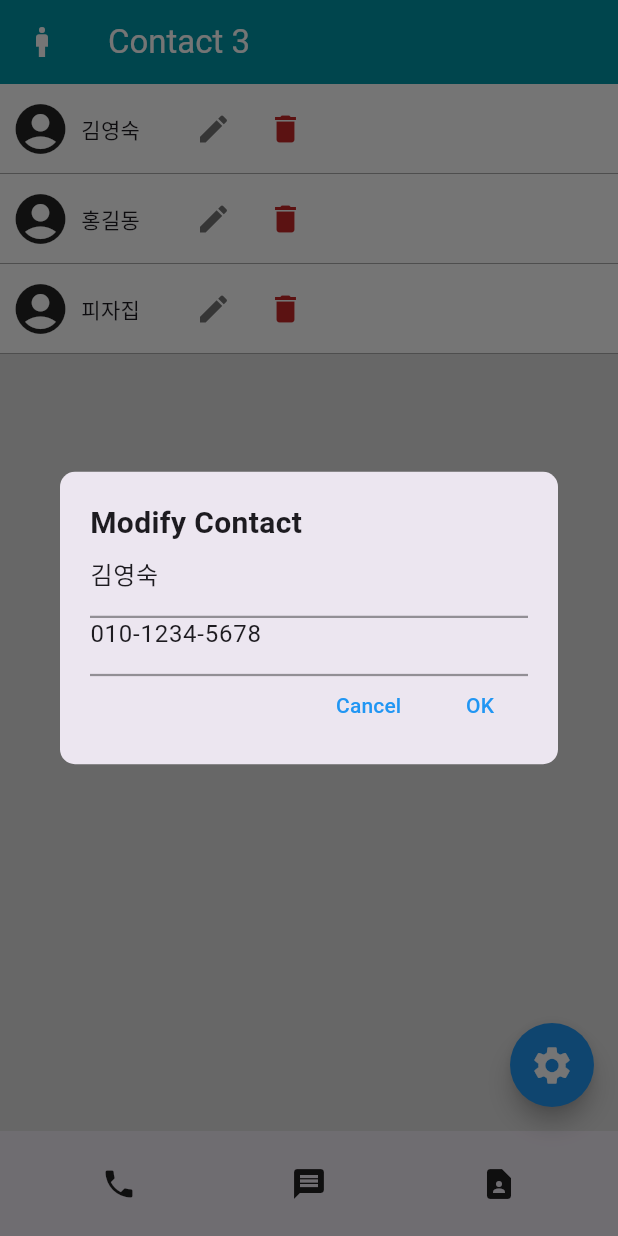
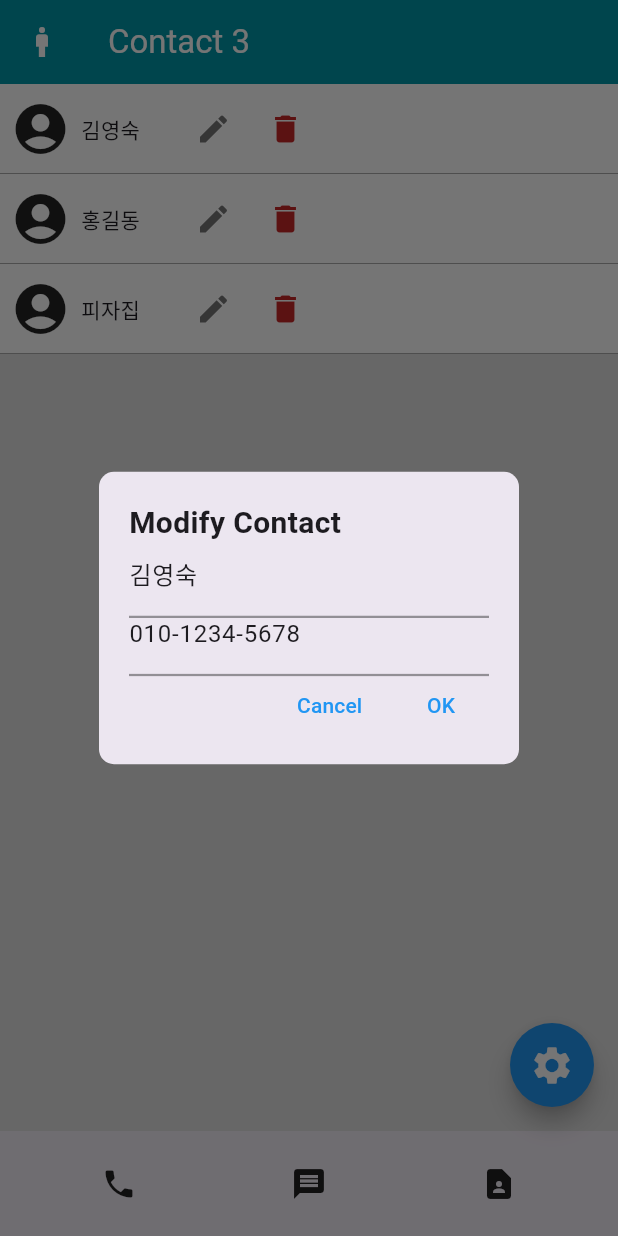
Before and after one commit to Idooru/codingapple_flutter_contact, a Flutter app: the screen it shows after launch, after a tap on the "edit" icon, on a phone screen of 412 x 824 dp. Run offline on Flutter 3.47's test engine with Material 3 defaults, Android fonts, the phone set to English and light mode, and no system bars.

Commit message:
width 줄이기

```diff
--- a/lib/contact-form.dart
+++ b/lib/contact-form.dart
@@ -32,7 +32,7 @@ mixin ContactFormWidget {
 
     Widget? child = Container(
       margin: EdgeInsets.all(20),
-      width: 350,
+      width: 50,
       height: 155,
       child: Column(
         children: [
```
